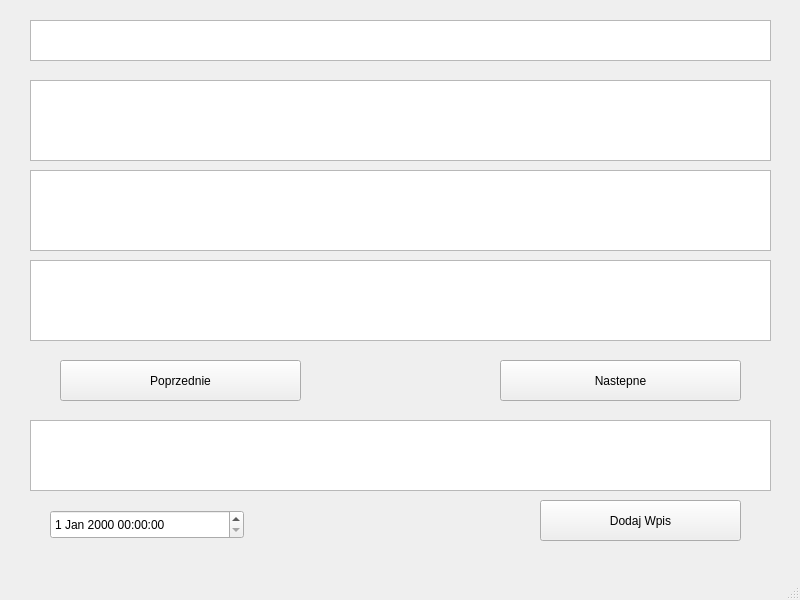
The window that PamietnikQT/pamietnik.ui (JakubDulewicz/PamietnikQT) describes before a commit, drawn with Qt 5.
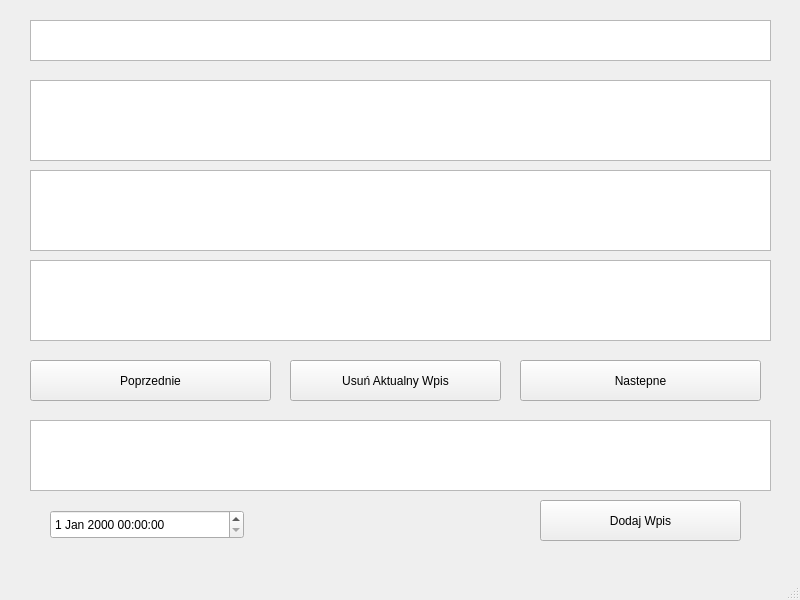
The same window after the commit.

Diff of the .ui file:
```diff
--- a/PamietnikQT/pamietnik.ui
+++ b/PamietnikQT/pamietnik.ui
@@ -108,7 +108,7 @@
    <widget class="QPushButton" name="previousWpisPushButton">
     <property name="geometry">
      <rect>
-      <x>60</x>
+      <x>30</x>
       <y>360</y>
       <width>241</width>
       <height>41</height>
@@ -121,7 +121,7 @@
    <widget class="QPushButton" name="nextWpispPushButton">
     <property name="geometry">
      <rect>
-      <x>500</x>
+      <x>520</x>
       <y>360</y>
       <width>241</width>
       <height>41</height>
@@ -131,6 +131,19 @@
      <string>Nastepne</string>
     </property>
    </widget>
+   <widget class="QPushButton" name="removeWpisPushButton">
+    <property name="geometry">
+     <rect>
+      <x>290</x>
+      <y>360</y>
+      <width>211</width>
+      <height>41</height>
+     </rect>
+    </property>
+    <property name="text">
+     <string>Usuń Aktualny Wpis</string>
+    </property>
+   </widget>
   </widget>
   <widget class="QMenuBar" name="menubar">
    <property name="geometry">
```
